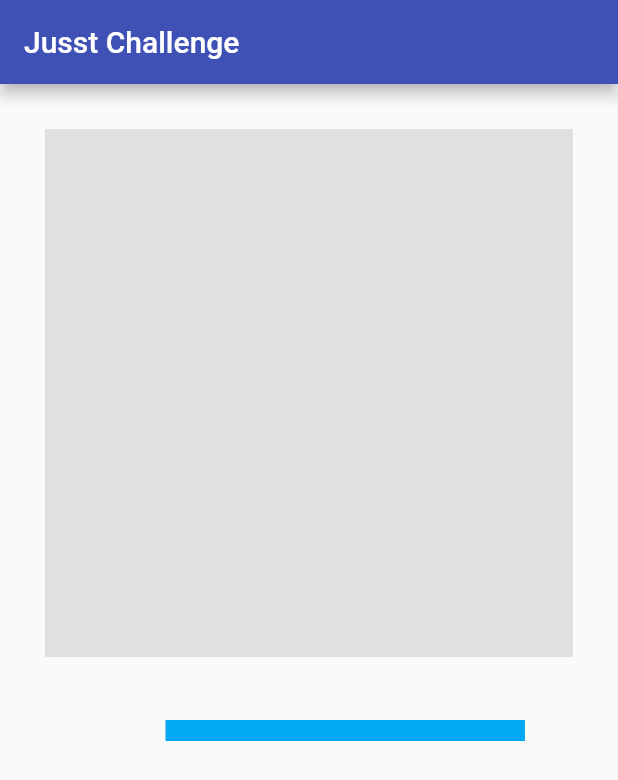
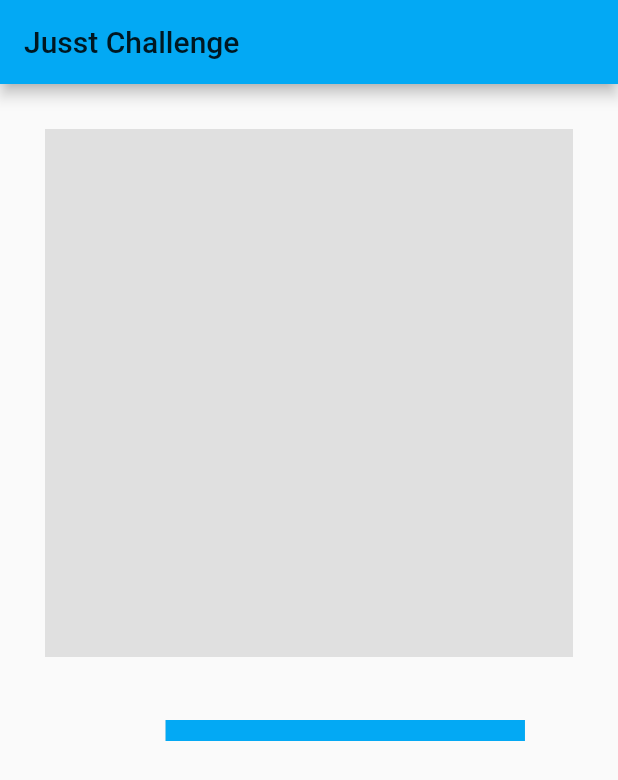
Before and after one commit to unusualkid/jusst_challenge, a Flutter app: the screen it shows after launch, on a phone screen of 412 x 824 dp. Shown: the top 780 px of the screen. Run offline on Flutter 3.47's test engine with Material 2 defaults, Android fonts, the phone set to English and light mode, and no system bars; drawn by our look-alikes of percent_indicator; network calls fail.

Commit message:
Add theme colors

```diff
--- a/lib/main.dart
+++ b/lib/main.dart
@@ -12,8 +12,10 @@ class MyApp extends StatelessWidget {
     return MaterialApp(
       title: Strings.appName,
       theme: ThemeData(
-        primarySwatch: Colors.indigo,
+        primarySwatch: Colors.lightBlue,
         visualDensity: VisualDensity.adaptivePlatformDensity,
+        disabledColor: Colors.grey[400],
+        primaryColorLight: Colors.lightBlue,
         textTheme: TextTheme(
           bodyText1: TextStyle(fontSize: 18.0, fontWeight: FontWeight.bold),
           bodyText2: TextStyle(fontSize: 15.0),
```
